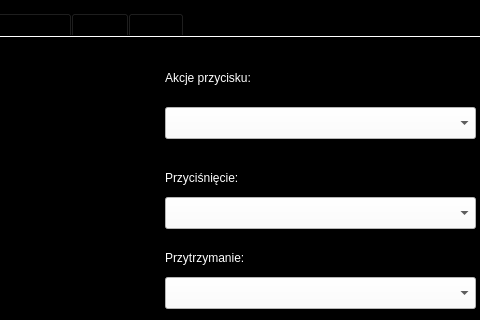
DemonMark/MyiHome, file mainwindow.ui: the form before one commit; both pictures show x 196 to 676 and y 0 to 320 of the 1266 by 784 pixel window.
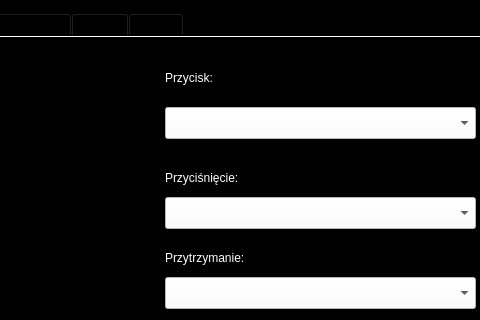
The form after the commit. The open tabs and pages were chosen to show the change. Icons and pictures are not drawn. Custom widgets are drawn as their Qt base class.

The edit to the form file:
```diff
--- a/mainwindow.ui
+++ b/mainwindow.ui
@@ -275,7 +275,7 @@
          <string notr="true">color: rgb(255, 255, 255);</string>
         </property>
         <property name="text">
-         <string>Akcje przycisku:</string>
+         <string>Przycisk:</string>
         </property>
        </widget>
        <widget class="QComboBox" name="button_list_click">
```
Left out of the diff: 130 changed lines with no effect on the pictures.
